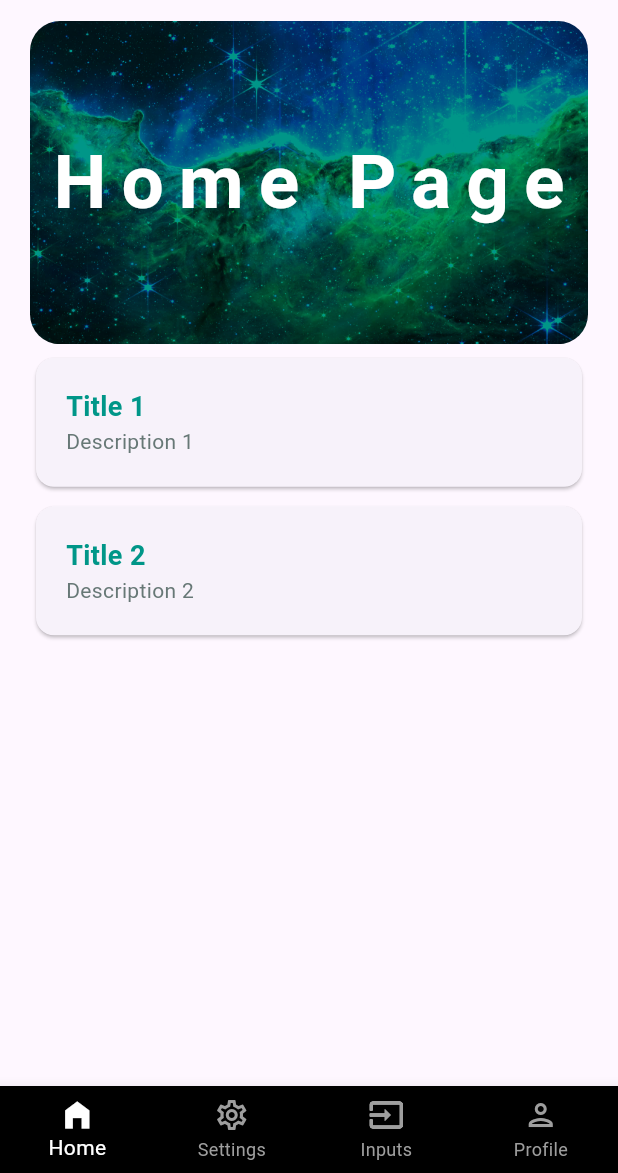
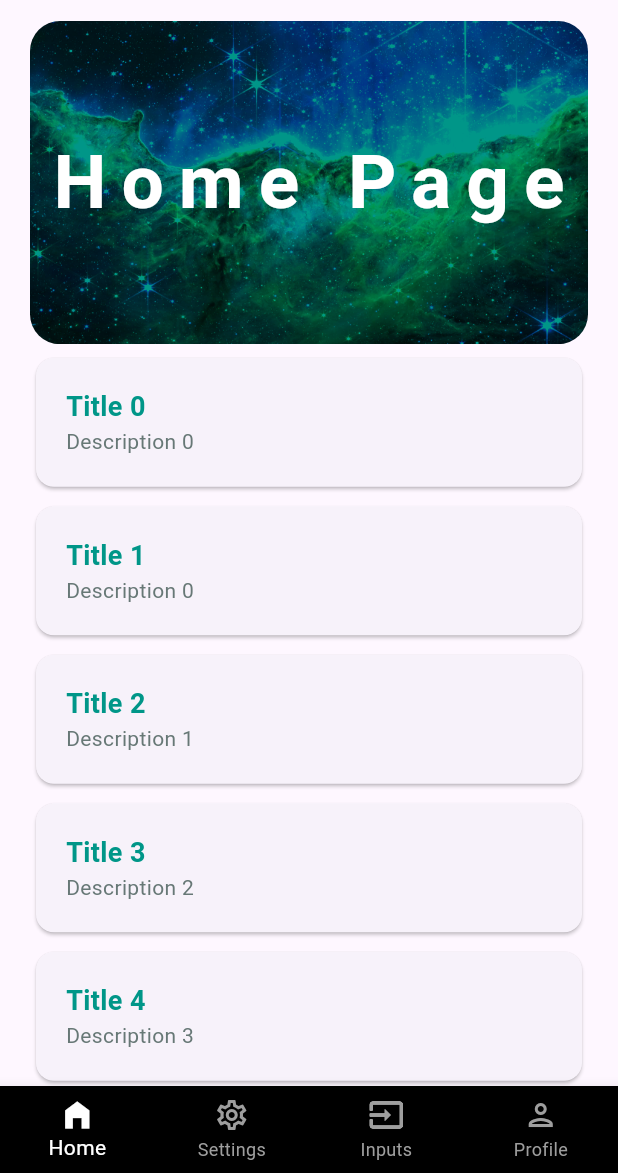
Before and after one commit to tbhawsar/SimpleList, a Flutter app: the WidgetTree screen opened directly, on a phone screen of 412 x 824 dp, the part 63-1236 px from its top. Run offline on Flutter 3.47's test engine with Material 3 defaults, Android fonts, the phone set to English and light mode, and no system bars; our stand-ins replace auto_size_text, lottie, shared_preferences; accounts and stored records are empty.

Commit message:
added ...List.generate() with KContainerText constants

```diff
--- a/lib/data/constants.dart
+++ b/lib/data/constants.dart
@@ -15,3 +15,10 @@ class KTextStyle {
     fontWeight: FontWeight.normal,
   );
 }
+class KContainerText {
+  static const String containerTitle1 = 'Title 1';
+  static const String containerTitle2 = 'Title 2';
+  static const String containerTitle3 = 'Title 3';
+  static const String containerTitle4 = 'Title 4';
+  static const String containerTitle5 = 'Title 5';
+}
--- a/lib/views/pages/home_page.dart
+++ b/lib/views/pages/home_page.dart
@@ -1,25 +1,46 @@
 import 'package:flutter/material.dart';
+import 'package:simple_list/data/constants.dart';
 import 'package:simple_list/views/widgets/container_widget.dart';
 import 'package:simple_list/views/widgets/hero_widget.dart';
 
 class HomePage extends StatelessWidget {
   const HomePage({super.key});
 
+
   @override
   Widget build(BuildContext context) {
+    List<String> titles = [
+      KContainerText.containerTitle1,
+      KContainerText.containerTitle2,
+      KContainerText.containerTitle3,
+      KContainerText.containerTitle4,
+      KContainerText.containerTitle5,
+    ];
     return Padding(
       padding: const EdgeInsets.symmetric(horizontal: 20.0),
       child: SingleChildScrollView(
         child: Column(
           children: [
-            HeroWidget(title: 'Home Page',),
-            ContainerWidget(
-              title: 'Title 1',
-              description: 'Description 1',
+            HeroWidget(
+              title: 'Home Page',
             ),
-            ContainerWidget(
-              title: 'Title 2',
-              description: 'Description 2',
+            ...List.generate(
+              1,
+              (index) {
+                return ContainerWidget(
+                  title: 'Title $index',
+                  description: 'Description $index',
+                );
+              },
+            ),
+            ...List.generate(
+              titles.length,
+              (index) {
+                return ContainerWidget(
+                  title: titles.elementAt(index),
+                  description: 'Description $index',
+                );
+              },
             ),
           ],
         ),
```
